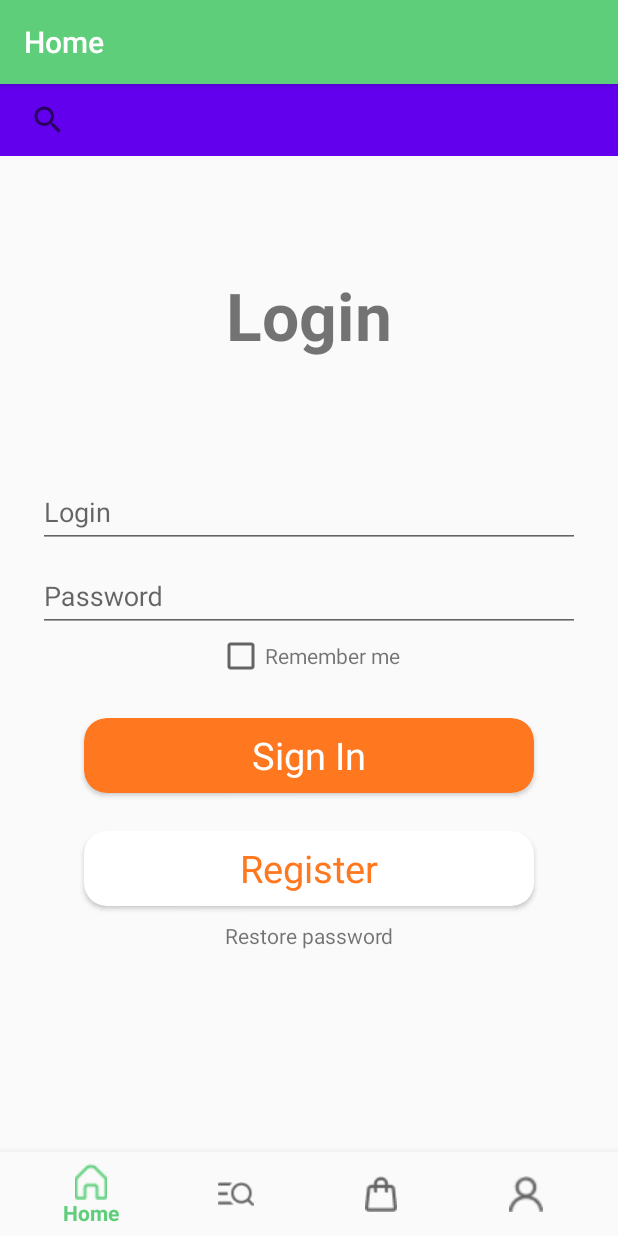
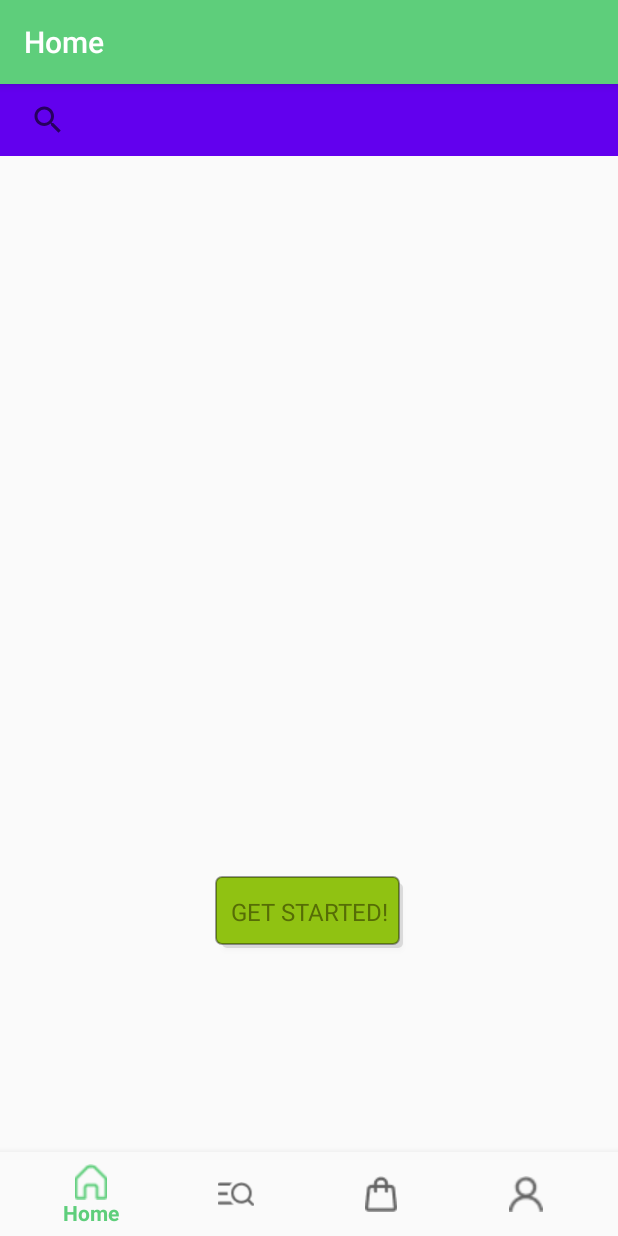
Before and after one commit to Alexei-K/test_catalog, an Android app: the fragment LoginFragment placed in its activity, on a phone screen of 412 x 824 dp. Run offline under Robolectric (Android 15) with nearby library versions, the phone set to English and light mode, and no system bars; our stand-ins replace Firebase (no records; nobody signed in at launch, a user with empty details on screens opened directly), navigation-ui; libraries missing offline, so code that uses them is left out: com.firebase.ui; 1 statement that could not run was skipped.

Commit message:
Login fragment completely working (still some design required)

```diff
--- a/app/src/main/java/com/kolis/test_catalog_app/Constants.kt
+++ b/app/src/main/java/com/kolis/test_catalog_app/Constants.kt
@@ -6,5 +6,6 @@ object Constants {
     const val MAX_PASSWORD_LENGTH = 25
     const val MIN_LOGIN_LENGTH = 4
     const val MAX_LOGIN_LENGTH = 16
+    const val NO_PASSWORD_STRING = ""
 
 }
--- a/app/src/main/java/com/kolis/test_catalog_app/MainActivity.kt
+++ b/app/src/main/java/com/kolis/test_catalog_app/MainActivity.kt
@@ -8,6 +8,7 @@ import androidx.navigation.ui.AppBarConfiguration
 import androidx.navigation.ui.setupActionBarWithNavController
 import androidx.navigation.ui.setupWithNavController
 import androidx.preference.PreferenceManager
+import com.firebase.ui.auth.FirebaseUiException
 import com.google.android.material.bottomnavigation.BottomNavigationView
 import com.kolis.test_catalog_app.ui.login.LoginActivity
 import com.kolis.test_catalog_app.util.PrefConstants
@@ -15,7 +16,6 @@ import com.kolis.test_catalog_app.util.PrefConstants
 class MainActivity : AppCompatActivity() {
 
     override fun onCreate(savedInstanceState: Bundle?) {
-
         checkIfLoggedIn()
         super.onCreate(savedInstanceState)
         setContentView(R.layout.activity_main)
--- a/app/src/main/java/com/kolis/test_catalog_app/ui/login/LoginFragment.kt
+++ b/app/src/main/java/com/kolis/test_catalog_app/ui/login/LoginFragment.kt
@@ -1,31 +1,44 @@
 package com.kolis.test_catalog_app.ui.login
 
+import android.app.Activity
 import android.content.Intent
 import android.content.SharedPreferences
+import android.opengl.Visibility
 import android.os.Bundle
 import android.view.LayoutInflater
 import android.view.View
 import android.view.ViewGroup
 import android.widget.Toast
 import androidx.fragment.app.Fragment
-import androidx.lifecycle.Observer
 import androidx.lifecycle.ViewModelProvider
 import androidx.preference.PreferenceManager
+import com.firebase.ui.auth.AuthUI
+import com.firebase.ui.auth.FirebaseAuthUIActivityResultContract
+import com.firebase.ui.auth.data.model.FirebaseAuthUIAuthenticationResult
+import com.google.firebase.auth.EmailAuthProvider
+import com.google.firebase.auth.GoogleAuthProvider
+import com.google.firebase.auth.PhoneAuthProvider
+import com.kolis.test_catalog_app.Constants
 import com.kolis.test_catalog_app.MainActivity
 import com.kolis.test_catalog_app.R
-import com.kolis.test_catalog_app.databinding.FragmentLoginBinding
+import com.kolis.test_catalog_app.databinding.InfoFragmentBinding
 import com.kolis.test_catalog_app.extensions.observeOnce
-import com.kolis.test_catalog_app.util.PrefConstants
 
 class LoginFragment : Fragment() {
 
     lateinit var viewModel: LoginViewModel
 
-    private var _binding: FragmentLoginBinding? = null
+    private var _binding: InfoFragmentBinding? = null
     private val binding get() = _binding!!
 
     private val preferences: SharedPreferences
         get() = PreferenceManager.getDefaultSharedPreferences(requireContext())
+
+    private val signInLauncher = registerForActivityResult(
+        FirebaseAuthUIActivityResultContract()
+    ) { res ->
+        this.onSignInResult(res)
+    }
 
     override fun onCreate(savedInstanceState: Bundle?) {
         super.onCreate(savedInstanceState)
@@ -33,58 +46,76 @@ class LoginFragment : Fragment() {
     }
 
     override fun onCreateView(inflater: LayoutInflater, container: ViewGroup?, savedInstanceState: Bundle?): View? {
-        _binding = FragmentLoginBinding.inflate(inflater)
-        checkRememberMe()
+        _binding = InfoFragmentBinding.inflate(inflater)
+        switchVisibilityForLastFragment()
         setupListeners()
         return binding.root
     }
 
-    private fun checkRememberMe() {
-        val isRemember = preferences.getBoolean(PrefConstants.IS_REMEMBER_ME_PREF, false)
-        binding.rememberMeCheckbox.isChecked = isRemember
-        if (isRemember) {
-            binding.loginText.setText(preferences.getString(PrefConstants.USER_NAME_PREF, ""))
-        } else {
-            binding.loginText.setText("")
-        }
+    private fun switchVisibilityForLastFragment() {
+        binding.textInfo.visibility = View.GONE
+        binding.signInRegister.visibility = View.VISIBLE
     }
 
     private fun setupListeners() {
-        binding.signInButton.setOnClickListener {
-            binding.loginText.text?.let { login ->
-                binding.passwordText.text?.let { password ->
-                    logIn(login.toString(), password.toString())
-                }
-            }
+        binding.signInRegister.setOnClickListener {
+            googleLogIn()
         }
-
-        binding.restorePassword.setOnClickListener {
-            Toast.makeText(
-                requireContext(),
-                requireContext().resources.getString(R.string.work_in_progress),
-                Toast.LENGTH_LONG
-            ).show()
-        }
-
-        binding.rememberMeCheckbox.setOnCheckedChangeListener { buttonView, isChecked ->
-            viewModel.setRememberMe(isChecked, preferences)
-        }
-    }
-
-    private fun logIn(login: String, password: String) {
-        viewModel.signIn(login, password)
-            .observeOnce(viewLifecycleOwner, Observer { loginResult ->
-                if (loginResult.success) {
-                    viewModel.saveLoginPassword(login, password, preferences)
-                    startMainActivity()
-                } else {
-                    Toast.makeText(requireContext(), loginResult.errorMessage, Toast.LENGTH_LONG).show()
-                }
-            })
     }
 
     private fun startMainActivity() {
         startActivity(Intent(requireContext(), MainActivity::class.java))
         requireActivity().finish()
     }
+
+    private fun googleLogIn() {
+        val providers = arrayListOf(
+            AuthUI.IdpConfig.EmailBuilder().build(),
+            AuthUI.IdpConfig.PhoneBuilder().build(),
+            AuthUI.IdpConfig.GoogleBuilder().build()
+        )
+
+        // Create and launch sign-in intent
+        val signInIntent = AuthUI.getInstance()
+            .createSignInIntentBuilder()
+            .setAvailableProviders(providers)
+            .build()
+        signInLauncher.launch(signInIntent)
+    }
+
+    private fun onSignInResult(result: FirebaseAuthUIAuthenticationResult?) {
+        val response = result?.idpResponse
+        if (response == null) {
+            Toast.makeText(requireContext(), "Registration was aborted by user", Toast.LENGTH_LONG).show()
+        }
+
+        when (result?.resultCode) {
+            Activity.RESULT_OK -> {
+                Toast.makeText(requireContext(), "Wow! successful registration!", Toast.LENGTH_LONG).show()
+                var password = Constants.NO_PASSWORD_STRING
+                val login = when (result.idpResponse?.providerType) {
+                    PhoneAuthProvider.PROVIDER_ID -> {
+                        result.idpResponse?.phoneNumber ?: throw Exception("Phone authorization without phone number")
+                    }
+                    EmailAuthProvider.PROVIDER_ID -> {
+                        //TODO тут можно подтянуть фотку и имя/фамилию
+                        result.idpResponse?.email ?: throw Exception("email authorization without email address")
+                    }
+                    GoogleAuthProvider.PROVIDER_ID -> {
+                        //TODO тут можно подтянуть фотку и имя/фамилию
+                        result.idpResponse?.email ?: throw Exception("email authorization without email address")
+                    }
+                    else -> throw Exception("Unsupported authorization way: ${result.idpResponse?.providerType}.")
+                }
+                viewModel.saveLoginPassword(login, password, preferences)
+                startMainActivity()
+            }
+            Activity.RESULT_CANCELED -> {
+                Toast.makeText(requireContext(), "Registration canceled..", Toast.LENGTH_LONG).show()
+            }
+            else -> {
+                Toast.makeText(requireContext(), "Strange result code: ${result?.resultCode}", Toast.LENGTH_LONG).show()
+            }
+        }
+    }
 }
--- a/app/src/main/java/com/kolis/test_catalog_app/ui/login/LoginViewModel.kt
+++ b/app/src/main/java/com/kolis/test_catalog_app/ui/login/LoginViewModel.kt
@@ -16,10 +16,6 @@ class LoginViewModel : ViewModel() {
         return repository.isPasswordCorrect(login, password)
     }
 
-    fun setRememberMe(isRemembered: Boolean, pref: SharedPreferences) {
-        pref.edit().putBoolean(PrefConstants.IS_REMEMBER_ME_PREF, isRemembered).apply()
-    }
-
     fun saveLoginPassword(login: String, password: String, pref: SharedPreferences) {
         pref.edit().putBoolean(PrefConstants.IS_LOGGED_PREF, true).apply()
         pref.edit().putString(PrefConstants.USER_NAME_PREF, login).apply()
--- /dev/null
+++ b/app/src/main/res/drawable/login_button_background.xml
@@ -0,0 +1,24 @@
+<?xml version="1.0" encoding="utf-8"?>
+<selector xmlns:android="http://schemas.android.com/apk/res/android">
+    <item>
+        <layer-list>
+            <item android:left="5dp" android:top="5dp">
+                <shape>
+                    <corners android:radius="3dp" />
+                    <solid android:color="#1D000000" />
+                </shape>
+            </item>
+            <item android:bottom="2dp" android:right="2dp">
+                <shape>
+                    <gradient android:angle="270"
+                        android:endColor="@color/deepGreen" android:startColor="@color/deepGreen" />
+                    <stroke android:width="1dp" android:color="#60000000" />
+                    <corners android:radius="4dp" />
+                    <padding android:bottom="10dp" android:left="10dp"
+                        android:right="10dp" android:top="10dp" />
+                </shape>
+            </item>
+        </layer-list>
+    </item>
+
+</selector>
--- a/app/src/main/res/layout/fragment_login.xml
+++ /dev/null
@@ -1,139 +0,0 @@
-<?xml version="1.0" encoding="utf-8"?>
-<androidx.constraintlayout.widget.ConstraintLayout xmlns:android="http://schemas.android.com/apk/res/android"
-    xmlns:app="http://schemas.android.com/apk/res-auto"
-    android:layout_width="match_parent"
-    android:layout_height="match_parent">
-
-    <TextView
-        android:id="@+id/registrationTitle"
-        android:layout_width="wrap_content"
-        android:layout_height="wrap_content"
-        android:layout_marginBottom="70dp"
-        android:text="@string/login"
-        android:textSize="44sp"
-        android:textStyle="bold"
-        app:layout_constraintBottom_toTopOf="@id/loginView"
-        app:layout_constraintEnd_toEndOf="parent"
-        app:layout_constraintStart_toStartOf="parent"
-        app:layout_constraintTop_toTopOf="parent"
-        app:layout_constraintVertical_chainStyle="packed" />
-
-    <com.google.android.material.textfield.TextInputLayout
-        android:id="@+id/loginView"
-        android:layout_width="0dp"
-        android:layout_height="wrap_content"
-        android:layout_marginHorizontal="25dp"
-        app:layout_constraintBottom_toTopOf="@id/passwordView"
-        app:layout_constraintEnd_toEndOf="parent"
-        app:layout_constraintStart_toStartOf="parent"
-        app:layout_constraintTop_toBottomOf="@id/registrationTitle">
-
-        <com.google.android.material.textfield.TextInputEditText
-            android:id="@+id/loginText"
-            android:layout_width="match_parent"
-            android:layout_height="wrap_content"
-            android:hint="@string/login" />
-
-    </com.google.android.material.textfield.TextInputLayout>
-
-    <com.google.android.material.textfield.TextInputLayout
-        android:id="@+id/passwordView"
-        android:layout_width="0dp"
-        android:layout_height="wrap_content"
-        android:layout_marginHorizontal="25dp"
-        app:layout_constraintBottom_toTopOf="@id/rememberMeLayout"
-        app:layout_constraintEnd_toEndOf="parent"
-        app:layout_constraintStart_toStartOf="parent"
-        app:layout_constraintTop_toBottomOf="@id/loginView">
-
-        <com.google.android.material.textfield.TextInputEditText
-            android:id="@+id/passwordText"
-            android:layout_width="match_parent"
-            android:layout_height="wrap_content"
-            android:hint="@string/password"
-            android:inputType="textPassword" />
-
-    </com.google.android.material.textfield.TextInputLayout>
-
-    <LinearLayout
-        android:id="@+id/rememberMeLayout"
-        android:layout_width="match_parent"
-        android:layout_height="wrap_content"
-        android:gravity="center_horizontal"
-        app:layout_constraintBottom_toTopOf="@id/signInButton"
-        app:layout_constraintEnd_toEndOf="parent"
-        app:layout_constraintStart_toStartOf="parent"
-
-        app:layout_constraintTop_toBottomOf="@id/passwordView">
-
-        <androidx.appcompat.widget.AppCompatCheckBox
-            android:id="@+id/rememberMeCheckbox"
-            android:layout_width="wrap_content"
-            android:layout_height="wrap_content" />
-
-        <TextView
-            android:layout_width="wrap_content"
-            android:layout_height="wrap_content"
-            android:text="@string/remember_me" />
-    </LinearLayout>
-
-    <androidx.cardview.widget.CardView
-        android:id="@+id/signInButton"
-        android:layout_width="@dimen/login_button_width"
-        android:layout_height="@dimen/login_button_height"
-        android:layout_marginTop="25dp"
-        android:backgroundTint="@color/orange"
-        android:clickable="true"
-        android:foreground="?android:attr/selectableItemBackground"
-        app:cardCornerRadius="15dp"
-        app:layout_constraintBottom_toTopOf="@id/registerButton"
-        app:layout_constraintEnd_toEndOf="parent"
-        app:layout_constraintStart_toStartOf="parent"
-        app:layout_constraintTop_toBottomOf="@id/rememberMeLayout">
-
-        <TextView
-            android:layout_width="wrap_content"
-            android:layout_height="wrap_content"
-            android:layout_gravity="center"
-            android:text="@string/sign_in"
-            android:textColor="@color/white"
-            android:textSize="25sp" />
-    </androidx.cardview.widget.CardView>
-
-    <androidx.cardview.widget.CardView
-        android:id="@+id/registerButton"
-        android:layout_width="@dimen/login_button_width"
-        android:layout_height="@dimen/login_button_height"
-        android:layout_marginTop="25dp"
-        android:backgroundTint="@color/white"
-        android:clickable="true"
-        android:foreground="?android:attr/selectableItemBackground"
-        app:cardCornerRadius="15dp"
-        app:layout_constraintBottom_toTopOf="@id/restorePassword"
-
-        app:layout_constraintEnd_toEndOf="parent"
-        app:layout_constraintStart_toStartOf="parent"
-        app:layout_constraintTop_toBottomOf="@id/signInButton">
-
-        <TextView
-            android:layout_width="wrap_content"
-            android:layout_height="wrap_content"
-            android:layout_gravity="center"
-            android:text="@string/register"
-            android:textColor="@color/orange"
-            android:textSize="25sp" />
-    </androidx.cardview.widget.CardView>
-
-    <TextView
-        android:id="@+id/restorePassword"
-        android:layout_width="wrap_content"
-        android:layout_height="wrap_content"
-        android:clickable="true"
-        android:padding="10dp"
-        android:text="@string/resrore_password"
-        app:layout_constraintBottom_toBottomOf="parent"
-        app:layout_constraintEnd_toEndOf="parent"
-        app:layout_constraintStart_toStartOf="parent"
-        app:layout_constraintTop_toBottomOf="@id/registerButton" />
-
-</androidx.constraintlayout.widget.ConstraintLayout>
--- a/app/src/main/res/layout/info_fragment.xml
+++ b/app/src/main/res/layout/info_fragment.xml
@@ -15,7 +15,8 @@
         app:layout_constraintStart_toStartOf="parent"
         app:layout_constraintTop_toTopOf="parent"
         app:layout_constraintVertical_chainStyle="packed"
-        tools:src="@drawable/registration_2" />
+        tools:src="@drawable/registration_2"
+        tools:ignore="ContentDescription" />
 
     <ViewStub
         android:layout_width="wrap_content"
@@ -59,20 +60,24 @@
         app:layout_constraintTop_toBottomOf="@id/title_info"
         tools:text="Lorem Ipsum Dolor Sit Amet Consectetur Adipisicing Elit" />
 
-    <TextView
-        android:id="@+id/skip_button"
+    <androidx.appcompat.widget.AppCompatButton
+        android:id="@+id/signInRegister"
         android:layout_width="wrap_content"
         android:layout_height="wrap_content"
         android:fontFamily="sans-serif"
-        android:gravity="center_horizontal"
-        android:textColor="@color/greenPrimary"
+        android:padding="10dp"
+        android:gravity="center"
+        android:textColor="@color/darkGreen"
+        android:background="@drawable/login_button_background"
         android:textSize="16sp"
         android:visibility="gone"
-        android:layout_marginBottom="35dp"
-        android:layout_marginEnd="48dp"
+        android:layout_marginBottom="150dp"
         app:layout_constraintBottom_toBottomOf="parent"
         app:layout_constraintEnd_toEndOf="parent"
-        android:text="@string/skip" />
+        app:layout_constraintStart_toStartOf="parent"
+        app:layout_constraintTop_toBottomOf="@id/title_info"
+        android:text="@string/get_started"
+        tools:visibility="visible"/>
 
 
 </androidx.constraintlayout.widget.ConstraintLayout>
--- a/app/src/main/res/values/colors.xml
+++ b/app/src/main/res/values/colors.xml
@@ -13,4 +13,7 @@
     <color name="unselected_tab">#D6D6D6</color>
     <color name="greenPrimary">#5ECE7B</color>
     <color name="orange">#ff781f</color>
+
+    <color name="deepGreen">#90c212</color>
+    <color name="darkGreen">#566d06</color>
 </resources>
--- a/app/src/main/res/values/strings.xml
+++ b/app/src/main/res/values/strings.xml
@@ -8,10 +8,12 @@
     <!--    InfoFragment-->
     <string name="welcome_to_fluxstore">Welcome to Fluxstore </string>
     <string name="register_screen_text">Lorem Ipsum Dolor Sit Amet Consectetur Adipisicing Elit</string>
-    <string name="second_register_screen_title">Lorconsectetur adipisicing</string>
+    <string name="second_register_screen_title">Thanks for choosing our shop!</string>
+    <string name="second_register_screen_text">It will take less than 2 minutes to register and start shopping</string>
     <string name="skip">Skip ></string>
     <string name="time_remain_zero_days">Remain: %dh:%dm</string>
     <string name="sign_in">Sign In</string>
+    <string name="get_started">Get started!</string>
     <string name="sign_up">Sign Up</string>
     <string name="register">Register</string>
     <string name="resrore_password">Restore password</string>
```
Also changed, not shown: app/build.gradle (+12 -1 lines), app/src/main/java/com/kolis/test_catalog_app/ui/login/StartInfoLastFragment.java (deleted, +0 -126 lines), app/src/main/java/com/kolis/test_catalog_app/ui/profile/ProfileFragment.kt (+7 -0 lines), build.gradle (+4 -3 lines), gradle/wrapper/gradle-wrapper.properties, 1 other file.
